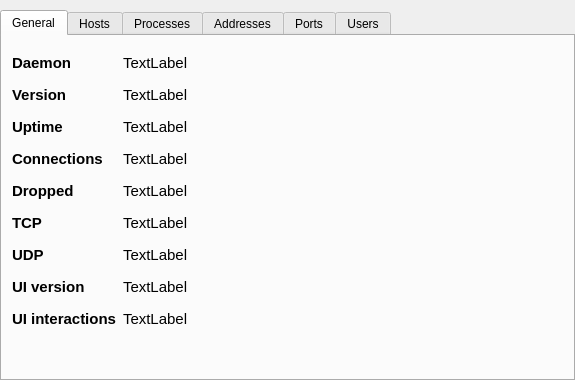
Old version of the form ui/res/stats.ui in the repository evilsocket/opensnitch.
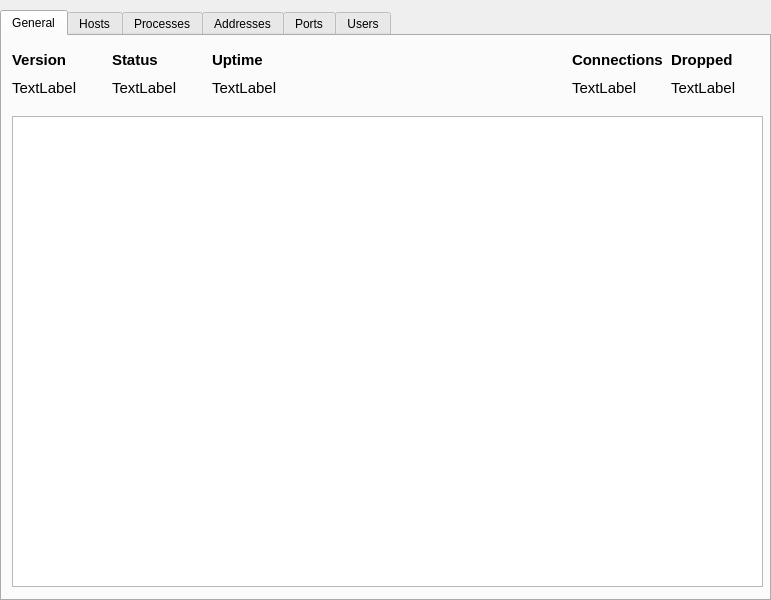
New version of the form. Icons and pictures are not drawn.

Diff of the .ui file:
```diff
--- a/ui/res/stats.ui
+++ b/ui/res/stats.ui
@@ -9,8 +9,8 @@
    <rect>
     <x>0</x>
     <y>0</y>
-    <width>575</width>
-    <height>380</height>
+    <width>771</width>
+    <height>600</height>
    </rect>
   </property>
   <property name="sizePolicy">
@@ -44,8 +44,8 @@
     <rect>
      <x>0</x>
      <y>10</y>
-     <width>575</width>
-     <height>371</height>
+     <width>771</width>
+     <height>591</height>
     </rect>
    </property>
    <property name="currentIndex">
@@ -55,36 +55,17 @@
     <attribute name="title">
      <string>General</string>
     </attribute>
-    <widget class="QLabel" name="label_3">
-     <property name="geometry">
-      <rect>
-       <x>270</x>
-       <y>20</y>
-       <width>271</width>
-       <height>281</height>
-      </rect>
-     </property>
-     <property name="text">
-      <string/>
-     </property>
-     <property name="pixmap">
-      <pixmap resource="resources.qrc">:/pics/icon.png</pixmap>
-     </property>
-     <property name="scaledContents">
-      <bool>true</bool>
-     </property>
-    </widget>
-    <widget class="QWidget" name="gridLayoutWidget">
+    <widget class="QWidget" name="gridLayoutWidget_2">
      <property name="geometry">
       <rect>
        <x>10</x>
        <y>10</y>
-       <width>221</width>
-       <height>293</height>
+       <width>294</width>
+       <height>51</height>
       </rect>
      </property>
-     <layout class="QGridLayout" name="gridLayout">
-      <item row="1" column="1">
+     <layout class="QGridLayout" name="gridLayout_2">
+      <item row="1" column="0">
        <widget class="QLabel" name="daemonVerLabel">
         <property name="sizePolicy">
          <sizepolicy hsizetype="Expanding" vsizetype="Fixed">
@@ -105,191 +86,7 @@
         </property>
        </widget>
       </item>
-      <item row="3" column="0">
-       <widget class="QLabel" name="label_5">
-        <property name="sizePolicy">
-         <sizepolicy hsizetype="Fixed" vsizetype="Preferred">
-          <horstretch>0</horstretch>
-          <verstretch>0</verstretch>
-         </sizepolicy>
-        </property>
-        <property name="font">
-         <font>
-          <family>Ubuntu</family>
-          <pointsize>11</pointsize>
-          <weight>75</weight>
-          <italic>false</italic>
-          <bold>true</bold>
-         </font>
-        </property>
-        <property name="text">
-         <string>Connections</string>
-        </property>
-        <property name="margin">
-         <number>5</number>
-        </property>
-       </widget>
-      </item>
-      <item row="2" column="1">
-       <widget class="QLabel" name="uptimeLabel">
-        <property name="sizePolicy">
-         <sizepolicy hsizetype="Expanding" vsizetype="Fixed">
-          <horstretch>0</horstretch>
-          <verstretch>0</verstretch>
-         </sizepolicy>
-        </property>
-        <property name="font">
-         <font>
-          <pointsize>11</pointsize>
-         </font>
-        </property>
-        <property name="text">
-         <string>TextLabel</string>
-        </property>
-        <property name="margin">
-         <number>5</number>
-        </property>
-       </widget>
-      </item>
-      <item row="5" column="1">
-       <widget class="QLabel" name="tcpLabel">
-        <property name="sizePolicy">
-         <sizepolicy hsizetype="Expanding" vsizetype="Fixed">
-          <horstretch>0</horstretch>
-          <verstretch>0</verstretch>
-         </sizepolicy>
-        </property>
-        <property name="font">
-         <font>
-          <pointsize>11</pointsize>
-         </font>
-        </property>
-        <property name="text">
-         <string>TextLabel</string>
-        </property>
-        <property name="margin">
-         <number>5</number>
-        </property>
-       </widget>
-      </item>
-      <item row="0" column="0">
-       <widget class="QLabel" name="label_2">
-        <property name="sizePolicy">
-         <sizepolicy hsizetype="Fixed" vsizetype="Preferred">
-          <horstretch>0</horstretch>
-          <verstretch>0</verstretch>
-         </sizepolicy>
-        </property>
-        <property name="font">
-         <font>
-          <family>Ubuntu</family>
-          <pointsize>11</pointsize>
-          <weight>75</weight>
-          <italic>false</italic>
-          <bold>true</bold>
-         </font>
-        </property>
-        <property name="text">
-         <string>Daemon</string>
-        </property>
-        <property name="margin">
-         <number>5</number>
-        </property>
-       </widget>
-      </item>
-      <item row="8" column="1">
-       <widget class="QLabel" name="missesLabel">
-        <property name="sizePolicy">
-         <sizepolicy hsizetype="Expanding" vsizetype="Fixed">
-          <horstretch>0</horstretch>
-          <verstretch>0</verstretch>
-         </sizepolicy>
-        </property>
-        <property name="font">
-         <font>
-          <pointsize>11</pointsize>
-         </font>
-        </property>
-        <property name="text">
-         <string>TextLabel</string>
-        </property>
-        <property name="margin">
-         <number>5</number>
-        </property>
-       </widget>
-      </item>
-      <item row="4" column="0">
-       <widget class="QLabel" name="label_7">
-        <property name="sizePolicy">
-         <sizepolicy hsizetype="Fixed" vsizetype="Preferred">
-          <horstretch>0</horstretch>
-          <verstretch>0</verstretch>
-         </sizepolicy>
-        </property>
-        <property name="font">
-         <font>
-          <family>Ubuntu</family>
-          <pointsize>11</pointsize>
-          <weight>75</weight>
-          <italic>false</italic>
-          <bold>true</bold>
-         </font>
-        </property>
-        <property name="text">
-         <string>Dropped</string>
-        </property>
-        <property name="margin">
-         <number>5</number>
-        </property>
-       </widget>
-      </item>
-      <item row="6" column="1">
-       <widget class="QLabel" name="udpLabel">
-        <property name="sizePolicy">
-         <sizepolicy hsizetype="Expanding" vsizetype="Fixed">
-          <horstretch>0</horstretch>
-          <verstretch>0</verstretch>
-         </sizepolicy>
-        </property>
-        <property name="font">
-         <font>
-          <pointsize>11</pointsize>
-         </font>
-        </property>
-        <property name="text">
-         <string>TextLabel</string>
-        </property>
-        <property name="margin">
-         <number>5</number>
-        </property>
-       </widget>
-      </item>
-      <item row="2" column="0">
-       <widget class="QLabel" name="label">
-        <property name="sizePolicy">
-         <sizepolicy hsizetype="Fixed" vsizetype="Preferred">
-          <horstretch>0</horstretch>
-          <verstretch>0</verstretch>
-         </sizepolicy>
-        </property>
-        <property name="font">
-         <font>
-          <family>Ubuntu</family>
-          <pointsize>11</pointsize>
-          <weight>75</weight>
-          <italic>false</italic>
-          <bold>true</bold>
-         </font>
-        </property>
-        <property name="text">
-         <string>Uptime</string>
-        </property>
-        <property name="margin">
-         <number>5</number>
-        </property>
-       </widget>
-      </item>
-      <item row="0" column="1">
+      <item row="1" column="1">
        <widget class="QLabel" name="statusLabel">
         <property name="sizePolicy">
          <sizepolicy hsizetype="Expanding" vsizetype="Fixed">
@@ -310,7 +107,7 @@
         </property>
        </widget>
       </item>
-      <item row="1" column="0">
+      <item row="0" column="0">
        <widget class="QLabel" name="label_6">
         <property name="sizePolicy">
          <sizepolicy hsizetype="Fixed" vsizetype="Preferred">
@@ -335,7 +132,90 @@
         </property>
        </widget>
       </item>
-      <item row="3" column="1">
+      <item row="0" column="1">
+       <widget class="QLabel" name="label_2">
+        <property name="sizePolicy">
+         <sizepolicy hsizetype="Fixed" vsizetype="Preferred">
+          <horstretch>0</horstretch>
+          <verstretch>0</verstretch>
+         </sizepolicy>
+        </property>
+        <property name="font">
+         <font>
+          <family>Ubuntu</family>
+          <pointsize>11</pointsize>
+          <weight>75</weight>
+          <italic>false</italic>
+          <bold>true</bold>
+         </font>
+        </property>
+        <property name="text">
+         <string>Status</string>
+        </property>
+        <property name="margin">
+         <number>5</number>
+        </property>
+       </widget>
+      </item>
+      <item row="0" column="2">
+       <widget class="QLabel" name="label">
+        <property name="sizePolicy">
+         <sizepolicy hsizetype="Fixed" vsizetype="Preferred">
+          <horstretch>0</horstretch>
+          <verstretch>0</verstretch>
+         </sizepolicy>
+        </property>
+        <property name="font">
+         <font>
+          <family>Ubuntu</family>
+          <pointsize>11</pointsize>
+          <weight>75</weight>
+          <italic>false</italic>
+          <bold>true</bold>
+         </font>
+        </property>
+        <property name="text">
+         <string>Uptime</string>
+        </property>
+        <property name="margin">
+         <number>5</number>
+        </property>
+       </widget>
+      </item>
+      <item row="1" column="2">
+       <widget class="QLabel" name="uptimeLabel">
+        <property name="sizePolicy">
+         <sizepolicy hsizetype="Expanding" vsizetype="Fixed">
+          <horstretch>0</horstretch>
+          <verstretch>0</verstretch>
+         </sizepolicy>
+        </property>
+        <property name="font">
+         <font>
+          <pointsize>11</pointsize>
+         </font>
+        </property>
+        <property name="text">
+         <string>TextLabel</string>
+        </property>
+        <property name="margin">
+         <number>5</number>
+        </property>
+       </widget>
+      </item>
+     </layout>
+    </widget>
+    <widget class="QWidget" name="gridLayoutWidget_3">
+     <property name="geometry">
+      <rect>
+       <x>570</x>
+       <y>10</y>
+       <width>191</width>
+       <height>51</height>
+      </rect>
+     </property>
+     <layout class="QGridLayout" name="gridLayout_3">
+      <item row="1" column="0">
        <widget class="QLabel" name="consLabel">
         <property name="sizePolicy">
          <sizepolicy hsizetype="Expanding" vsizetype="Fixed">
@@ -356,7 +236,7 @@
         </property>
        </widget>
       </item>
-      <item row="4" column="1">
+      <item row="1" column="1">
        <widget class="QLabel" name="droppedLabel">
         <property name="sizePolicy">
          <sizepolicy hsizetype="Expanding" vsizetype="Fixed">
@@ -377,59 +257,9 @@
         </property>
        </widget>
       </item>
-      <item row="5" column="0">
-       <widget class="QLabel" name="label_8">
+      <item row="0" column="0">
+       <widget class="QLabel" name="label_5">
         <property name="sizePolicy">
-         <sizepolicy hsizetype="Fixed" vsizetype="Minimum">
-          <horstretch>0</horstretch>
-          <verstretch>0</verstretch>
-         </sizepolicy>
-        </property>
-        <property name="font">
-         <font>
-          <family>Ubuntu</family>
-          <pointsize>11</pointsize>
-          <weight>75</weight>
-          <italic>false</italic>
-          <bold>true</bold>
-         </font>
-        </property>
-        <property name="text">
-         <string>TCP</string>
-        </property>
-        <property name="margin">
-         <number>5</number>
-        </property>
-       </widget>
-      </item>
-      <item row="6" column="0">
-       <widget class="QLabel" name="label_9">
-        <property name="sizePolicy">
-         <sizepolicy hsizetype="Fixed" vsizetype="Minimum">
-          <horstretch>0</horstretch>
-          <verstretch>0</verstretch>
-         </sizepolicy>
-        </property>
-        <property name="font">
-         <font>
-          <family>Ubuntu</family>
-          <pointsize>11</pointsize>
-          <weight>75</weight>
-          <italic>false</italic>
-          <bold>true</bold>
-         </font>
-        </property>
-        <property name="text">
-         <string>UDP</string>
-        </property>
-        <property name="margin">
-         <number>5</number>
-        </property>
-       </widget>
-      </item>
-      <item row="8" column="0">
-       <widget class="QLabel" name="label_11">
-        <property name="sizePolicy">
          <sizepolicy hsizetype="Fixed" vsizetype="Preferred">
           <horstretch>0</horstretch>
           <verstretch>0</verstretch>
@@ -445,15 +275,15 @@
          </font>
         </property>
         <property name="text">
-         <string>UI interactions</string>
+         <string>Connections</string>
         </property>
         <property name="margin">
          <number>5</number>
         </property>
        </widget>
       </item>
-      <item row="7" column="0">
-       <widget class="QLabel" name="label_4">
+      <item row="0" column="1">
+       <widget class="QLabel" name="label_7">
         <property name="sizePolicy">
          <sizepolicy hsizetype="Fixed" vsizetype="Preferred">
           <horstretch>0</horstretch>
@@ -470,28 +300,7 @@
          </font>
         </property>
         <property name="text">
-         <string>UI version</string>
-        </property>
-        <property name="margin">
-         <number>5</number>
-        </property>
-       </widget>
-      </item>
-      <item row="7" column="1">
-       <widget class="QLabel" name="uiVerLabel">
-        <property name="sizePolicy">
-         <sizepolicy hsizetype="Expanding" vsizetype="Fixed">
-          <horstretch>0</horstretch>
-          <verstretch>0</verstretch>
-         </sizepolicy>
-        </property>
-        <property name="font">
-         <font>
-          <pointsize>11</pointsize>
-         </font>
-        </property>
-        <property name="text">
-         <string>TextLabel</string>
+         <string>Dropped</string>
         </property>
         <property name="margin">
          <number>5</number>
@@ -500,6 +309,47 @@
       </item>
      </layout>
     </widget>
+    <widget class="QTableWidget" name="eventsTable">
+     <property name="geometry">
+      <rect>
+       <x>10</x>
+       <y>80</y>
+       <width>751</width>
+       <height>471</height>
+      </rect>
+     </property>
+     <property name="font">
+      <font>
+       <pointsize>10</pointsize>
+      </font>
+     </property>
+     <property name="sortingEnabled">
+      <bool>false</bool>
+     </property>
+     <property name="cornerButtonEnabled">
+      <bool>false</bool>
+     </property>
+     <property name="rowCount">
+      <number>0</number>
+     </property>
+     <property name="columnCount">
+      <number>2</number>
+     </property>
+     <attribute name="horizontalHeaderVisible">
+      <bool>false</bool>
+     </attribute>
+     <attribute name="horizontalHeaderHighlightSections">
+      <bool>false</bool>
+     </attribute>
+     <attribute name="verticalHeaderVisible">
+      <bool>false</bool>
+     </attribute>
+     <attribute name="verticalHeaderHighlightSections">
+      <bool>false</bool>
+     </attribute>
+     <column/>
+     <column/>
+    </widget>
    </widget>
    <widget class="QWidget" name="tab_4">
     <attribute name="title">
```
Left out of the diff: 20 changed lines with no effect on the pictures.
